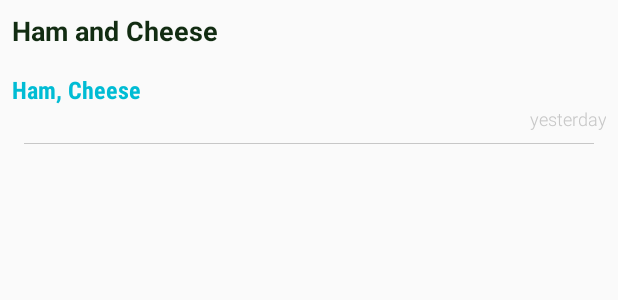
After one commit to steineron/recipes_app, an Android app: the layout recipe_item.xml on its own in the app's theme, with its tools: preview values and no code run, on a phone screen of 412 x 824 dp. The commit adds this screen. Shown: the top 300 px of the screen. Run offline under Robolectric (Android 15) with nearby library versions, the phone set to English and light mode, and no system bars.

Commit message:
add the view

```diff
--- /dev/null
+++ b/app/src/main/res/layout/recipe_item.xml
@@ -0,0 +1,47 @@
+<?xml version="1.0" encoding="utf-8"?>
+<LinearLayout xmlns:android="http://schemas.android.com/apk/res/android"
+    xmlns:tools="http://schemas.android.com/tools"
+    android:layout_width="match_parent"
+    android:layout_height="match_parent"
+    android:orientation="vertical"
+    android:padding="8dp">
+
+    <androidx.appcompat.widget.AppCompatTextView
+        android:id="@+id/name"
+        android:layout_width="match_parent"
+        android:layout_height="wrap_content"
+        android:layout_marginBottom="16dp"
+        android:lineSpacingExtra="12sp"
+        android:textColor="#122C12"
+        android:textSize="18sp"
+        android:textStyle="bold"
+        tools:text="Ham and Cheese" />
+
+    <androidx.appcompat.widget.AppCompatTextView
+        android:id="@+id/ingredients"
+        android:layout_width="match_parent"
+        android:layout_height="wrap_content"
+        android:fontFamily="sans-serif-condensed"
+        android:textColor="#00BCD4"
+        android:textSize="16sp"
+        android:textStyle="bold"
+        tools:text="Ham, Cheese" />
+
+    <androidx.appcompat.widget.AppCompatTextView
+        android:id="@+id/expiry"
+        android:layout_width="match_parent"
+        android:layout_height="wrap_content"
+        android:fontFamily="sans-serif-light"
+        android:gravity="right"
+        android:lineSpacingExtra="12sp"
+        android:textColor="#C7C7C7"
+        android:textSize="12sp"
+        tools:text="yesterday" />
+
+    <View
+        android:layout_width="match_parent"
+        android:layout_height="0.5dp"
+        android:layout_margin="8dp"
+        android:background="#C7C7C7" />
+
+</LinearLayout>
```
Also changed, not shown: app/src/main/java/com/startapp/recipes_app/view/RecipesListAdapter.kt (added, +138 -0 lines), app/src/main/java/com/startapp/recipes_app/view/RecipesView.kt (added, +51 -0 lines), app/src/main/res/layout/activity_main.xml (+11 -2 lines).
